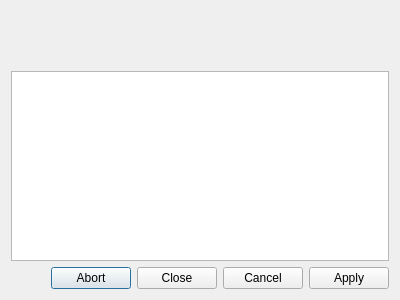
Old version of the form src/multifiletransferdlg.ui in the repository psi-im/psi.
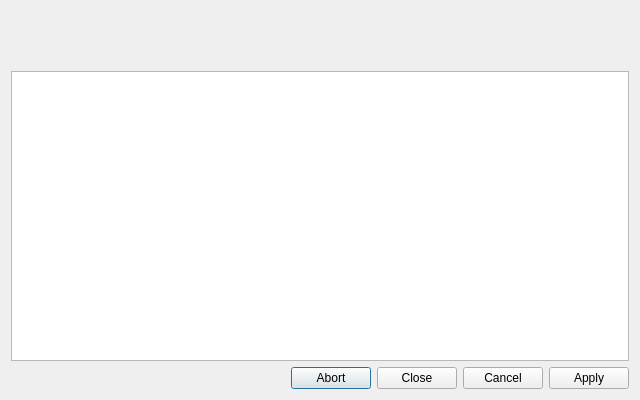
New version of the form. Custom widgets are drawn as their Qt base class.

The edit to the form file:
```diff
--- a/src/multifiletransferdlg.ui
+++ b/src/multifiletransferdlg.ui
@@ -6,8 +6,8 @@
    <rect>
     <x>0</x>
     <y>0</y>
-    <width>400</width>
-    <height>300</height>
+    <width>640</width>
+    <height>400</height>
    </rect>
   </property>
   <property name="acceptDrops">
```
